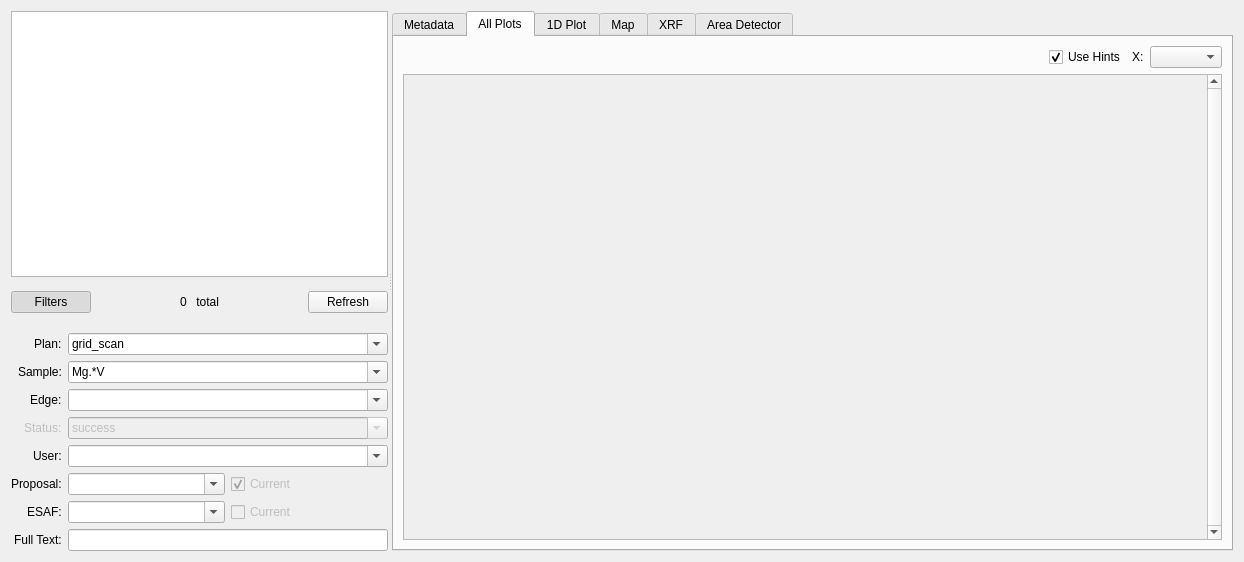
Above: src/firefly/run_browser.ui from spc-group/haven before the change. Below: the same form after it.
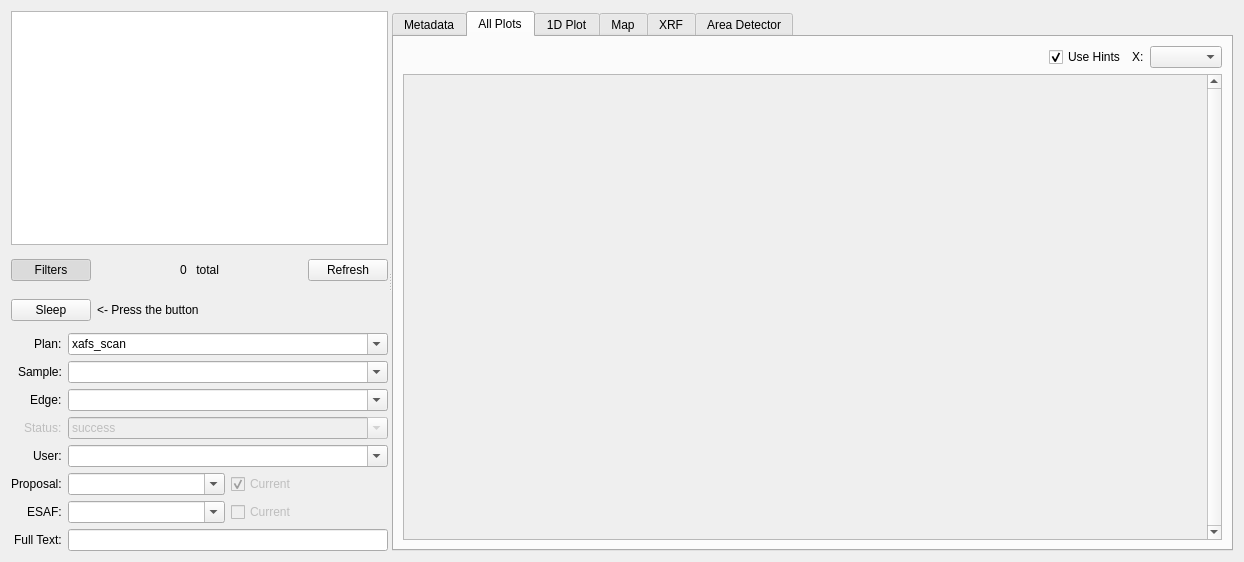
That is the form after the change. Custom widgets are drawn as their Qt base class.

Commit message: Added a basic ability to cancel running DB tasks in the run browser.

```diff
--- a/src/firefly/run_browser.ui
+++ b/src/firefly/run_browser.ui
@@ -20,7 +20,7 @@
       <enum>Qt::Horizontal</enum>
      </property>
      <widget class="QWidget" name="verticalLayoutWidget">
-      <layout class="QVBoxLayout" name="run_list_layout" stretch="1,0,0">
+      <layout class="QVBoxLayout" name="run_list_layout" stretch="1,0,0,0">
        <item>
         <widget class="QTableView" name="run_tableview">
          <property name="sizePolicy">
@@ -163,6 +163,40 @@
          </item>
         </layout>
        </item>
+       <item>
+        <layout class="QHBoxLayout" name="horizontalLayout_8">
+         <property name="topMargin">
+          <number>4</number>
+         </property>
+         <item>
+          <widget class="QPushButton" name="sleep_button">
+           <property name="text">
+            <string>Sleep</string>
+           </property>
+          </widget>
+         </item>
+         <item>
+          <widget class="QLabel" name="sleep_label">
+           <property name="text">
+            <string>&lt;- Press the button</string>
+           </property>
+          </widget>
+         </item>
+         <item>
+          <spacer name="horizontalSpacer_8">
+           <property name="orientation">
+            <enum>Qt::Horizontal</enum>
+           </property>
+           <property name="sizeHint" stdset="0">
+            <size>
+             <width>40</width>
+             <height>20</height>
+            </size>
+           </property>
+          </spacer>
+         </item>
+        </layout>
+       </item>
        <item>
         <widget class="FiltersWidget" name="filters_widget" native="true">
          <layout class="QVBoxLayout" name="verticalLayout_4">
@@ -199,7 +233,7 @@
                <bool>true</bool>
               </property>
               <property name="currentText">
-               <string>grid_scan</string>
+               <string>xafs_scan</string>
               </property>
              </widget>
             </item>
@@ -219,7 +253,7 @@
                <bool>true</bool>
               </property>
               <property name="currentText">
-               <string>Mg.*V</string>
+               <string/>
               </property>
              </widget>
             </item>
```
The commit also changes 4 other files.
